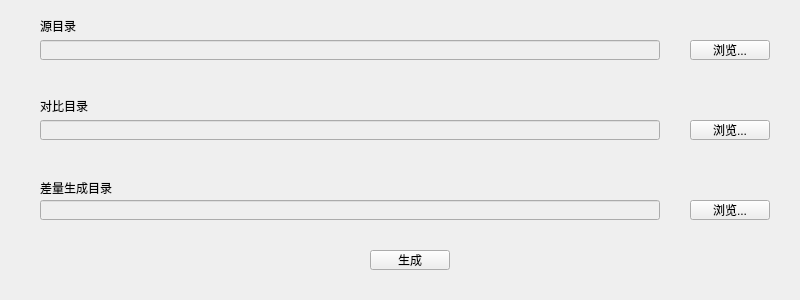
This is mainwindow.ui in moonagic/QTMerger as Qt 5 draws it before an edit. The edited form follows.
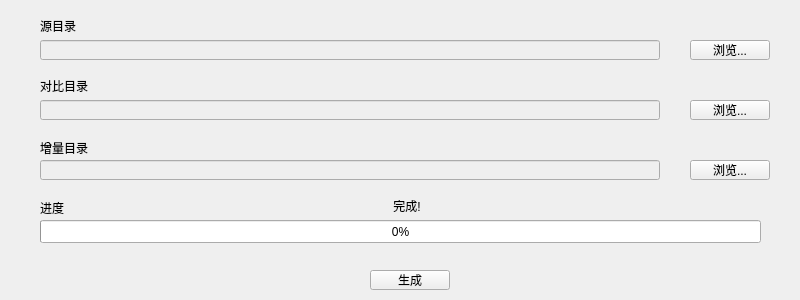
This is the edited form.

Patch:
```diff
--- a/mainwindow.ui
+++ b/mainwindow.ui
@@ -34,7 +34,7 @@
     <property name="geometry">
      <rect>
       <x>40</x>
-      <y>120</y>
+      <y>100</y>
       <width>620</width>
       <height>20</height>
      </rect>
@@ -47,7 +47,7 @@
     <property name="geometry">
      <rect>
       <x>40</x>
-      <y>200</y>
+      <y>160</y>
       <width>620</width>
       <height>20</height>
      </rect>
@@ -70,7 +70,7 @@
     <property name="geometry">
      <rect>
       <x>40</x>
-      <y>100</y>
+      <y>80</y>
       <width>54</width>
       <height>12</height>
      </rect>
@@ -83,13 +83,13 @@
     <property name="geometry">
      <rect>
       <x>40</x>
-      <y>180</y>
+      <y>140</y>
       <width>151</width>
       <height>16</height>
      </rect>
     </property>
     <property name="text">
-     <string>差量生成目录</string>
+     <string>增量目录</string>
     </property>
    </widget>
    <widget class="QPushButton" name="pushButton">
@@ -109,7 +109,7 @@
     <property name="geometry">
      <rect>
       <x>690</x>
-      <y>120</y>
+      <y>100</y>
       <width>80</width>
       <height>20</height>
      </rect>
@@ -122,7 +122,7 @@
     <property name="geometry">
      <rect>
       <x>690</x>
-      <y>200</y>
+      <y>160</y>
       <width>80</width>
       <height>20</height>
      </rect>
@@ -135,7 +135,7 @@
     <property name="geometry">
      <rect>
       <x>370</x>
-      <y>250</y>
+      <y>270</y>
       <width>80</width>
       <height>20</height>
      </rect>
@@ -144,6 +144,48 @@
      <string>生成</string>
     </property>
    </widget>
+   <widget class="QLabel" name="label_4">
+    <property name="geometry">
+     <rect>
+      <x>40</x>
+      <y>200</y>
+      <width>151</width>
+      <height>16</height>
+     </rect>
+    </property>
+    <property name="text">
+     <string>进度</string>
+    </property>
+   </widget>
+   <widget class="QProgressBar" name="progressBar">
+    <property name="geometry">
+     <rect>
+      <x>40</x>
+      <y>220</y>
+      <width>721</width>
+      <height>23</height>
+     </rect>
+    </property>
+    <property name="value">
+     <number>0</number>
+    </property>
+   </widget>
+   <widget class="QLabel" name="label_5">
+    <property name="geometry">
+     <rect>
+      <x>380</x>
+      <y>200</y>
+      <width>54</width>
+      <height>12</height>
+     </rect>
+    </property>
+    <property name="text">
+     <string>完成!</string>
+    </property>
+    <property name="alignment">
+     <set>Qt::AlignCenter</set>
+    </property>
+   </widget>
   </widget>
  </widget>
  <layoutdefault spacing="6" margin="11"/>
```
